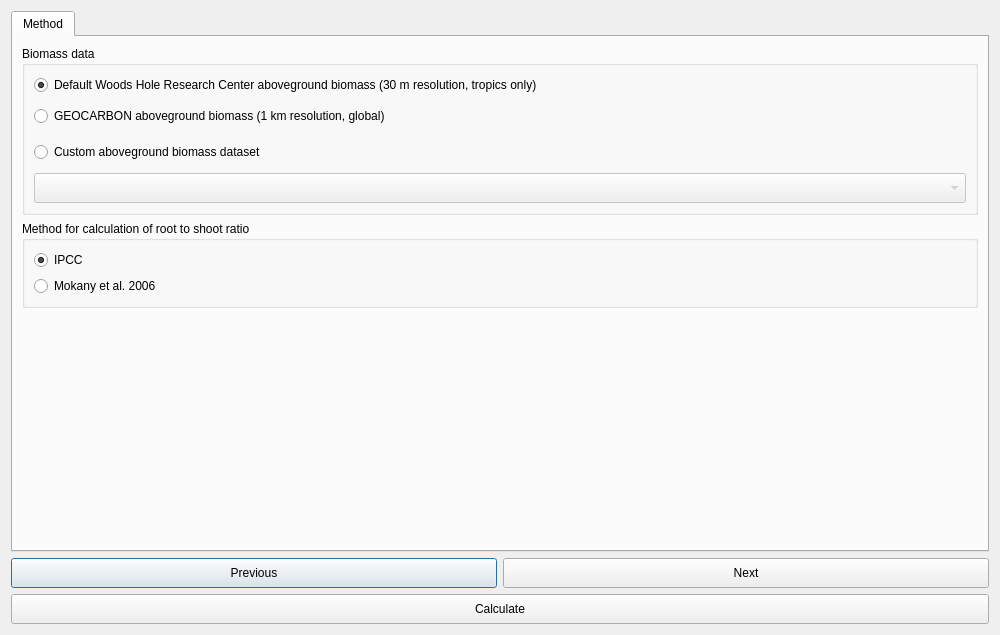
The window that LDMP/gui/DlgCalculateTC.ui (ConservationInternational/trends.earth) describes before a commit, drawn with Qt 5.
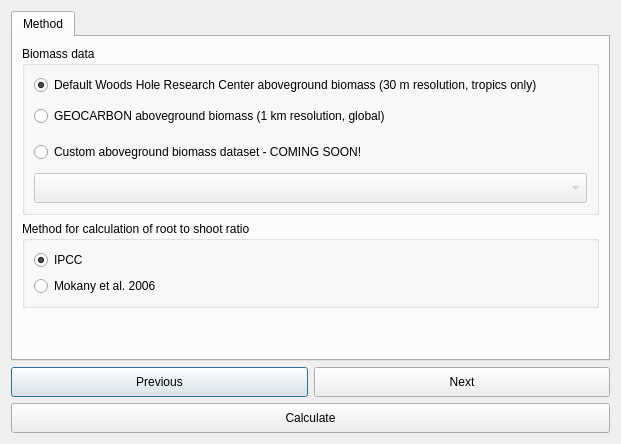
The same window after the commit. Custom widgets are drawn as their Qt base class.

Commit message: Setup biomass data selection.

Diff of the .ui file:
```diff
--- a/LDMP/gui/DlgCalculateTC.ui
+++ b/LDMP/gui/DlgCalculateTC.ui
@@ -6,8 +6,8 @@
    <rect>
     <x>0</x>
     <y>0</y>
-    <width>1000</width>
-    <height>635</height>
+    <width>621</width>
+    <height>420</height>
    </rect>
   </property>
   <property name="sizePolicy">
@@ -80,7 +80,7 @@
              </size>
             </property>
             <property name="text">
-             <string>Custom aboveground biomass dataset</string>
+             <string>Custom aboveground biomass dataset - COMING SOON!</string>
             </property>
            </widget>
           </item>
```
The commit also changes 4 other files.
